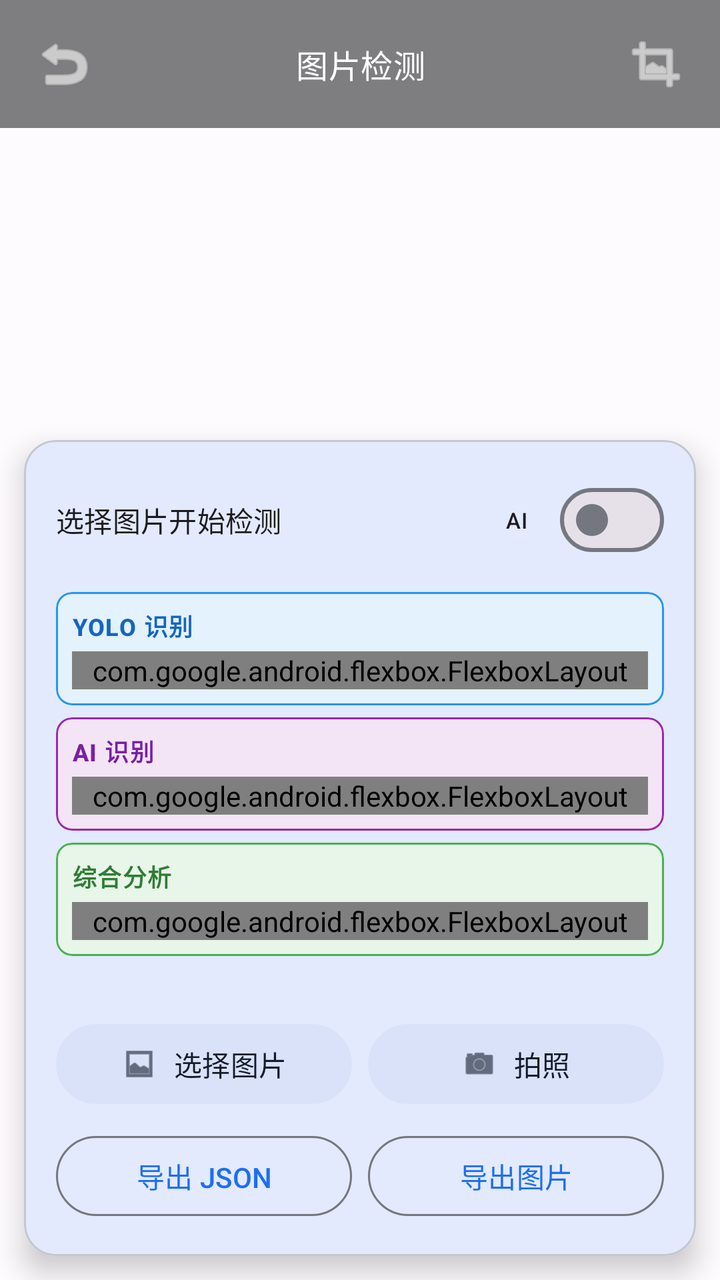
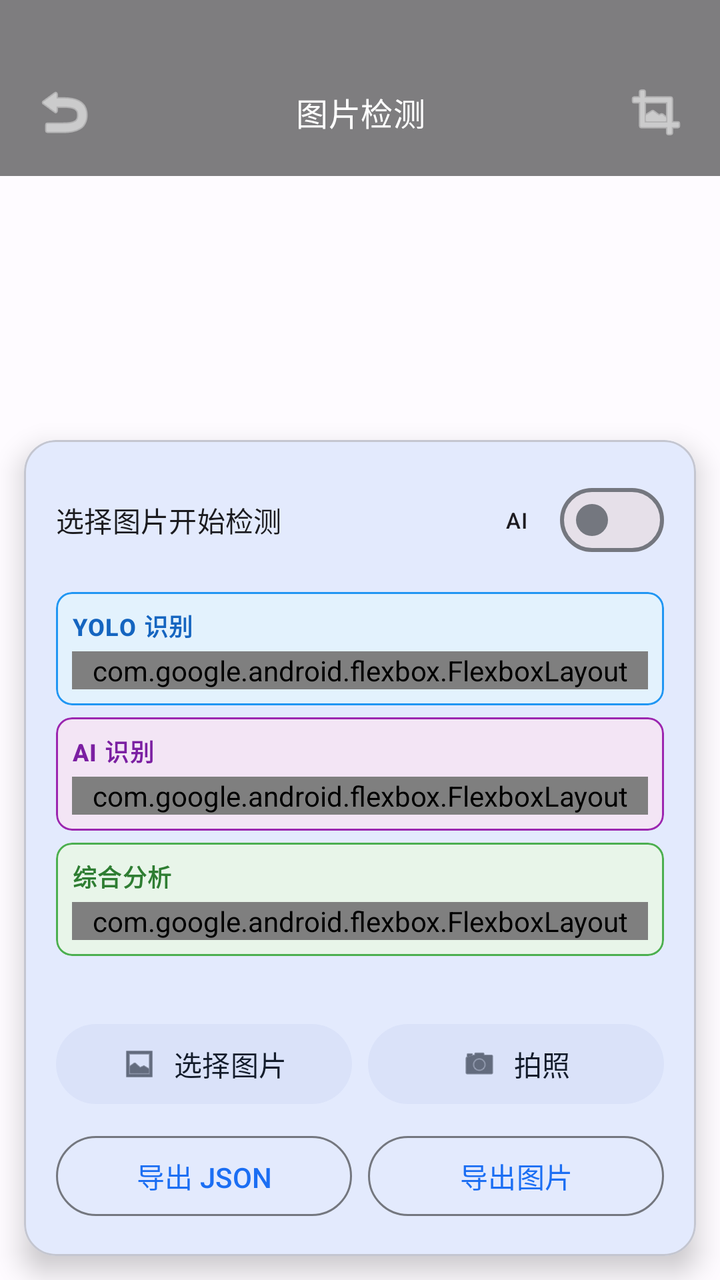

Before-and-after screenshots of an Android layout around one commit, followed by the original layout XML and the change that was made.
<!-- AndroidManifest.xml: application theme Theme.OpenIris -->
<!-- res/layout/activity_image_detect.xml -->
<?xml version="1.0" encoding="utf-8"?>
<FrameLayout xmlns:android="http://schemas.android.com/apk/res/android"
    xmlns:app="http://schemas.android.com/apk/res-auto"
    android:layout_width="match_parent"
    android:layout_height="match_parent"
    android:background="?attr/colorSurface">

    
    <ImageView
        android:id="@+id/imageView"
        android:layout_width="match_parent"
        android:layout_height="match_parent"
        android:scaleType="fitCenter"
        android:contentDescription="@string/detected_image" />

    
    <LinearLayout
        android:id="@+id/topToolbar"
        android:layout_width="match_parent"
        android:layout_height="wrap_content"
        android:orientation="horizontal"
        android:layout_gravity="top"
        android:padding="12dp"
        android:background="#80000000"
        android:gravity="center_vertical">

        
        <ImageButton
            android:id="@+id/buttonBack"
            android:layout_width="40dp"
            android:layout_height="40dp"
            android:src="@android:drawable/ic_menu_revert"
            android:background="?attr/selectableItemBackgroundBorderless"
            android:contentDescription="返回"
            app:tint="@android:color/white" />

        
        <com.google.android.material.textview.MaterialTextView
            android:layout_width="0dp"
            android:layout_height="wrap_content"
            android:layout_weight="1"
            android:text="图片检测"
            android:textColor="@android:color/white"
            android:textAppearance="?attr/textAppearanceTitleMedium"
            android:gravity="center" />

        
        <ImageButton
            android:id="@+id/buttonFullscreen"
            android:layout_width="40dp"
            android:layout_height="40dp"
            android:src="@android:drawable/ic_menu_crop"
            android:background="?attr/selectableItemBackgroundBorderless"
            android:contentDescription="全屏"
            app:tint="@android:color/white" />
    </LinearLayout>

    
    <com.google.android.material.card.MaterialCardView
        android:id="@+id/bottomPanel"
        android:layout_width="match_parent"
        android:layout_height="wrap_content"
        android:layout_gravity="bottom"
        app:cardCornerRadius="16dp"
        app:cardElevation="8dp"
        android:layout_margin="12dp">

        <LinearLayout
            android:layout_width="match_parent"
            android:layout_height="wrap_content"
            android:orientation="vertical"
            android:padding="16dp">

            
            <LinearLayout
                android:layout_width="match_parent"
                android:layout_height="wrap_content"
                android:orientation="horizontal"
                android:gravity="center_vertical"
                android:layout_marginBottom="12dp">

                <com.google.android.material.textview.MaterialTextView
                    android:id="@+id/textStatus"
                    android:layout_width="0dp"
                    android:layout_height="wrap_content"
                    android:layout_weight="1"
                    android:text="选择图片开始检测"
                    android:textAppearance="?attr/textAppearanceTitleSmall"
                    android:textColor="?attr/colorOnSurface" />

                
                <com.google.android.material.materialswitch.MaterialSwitch
                    android:id="@+id/switchAi"
                    android:layout_width="wrap_content"
                    android:layout_height="wrap_content"
                    android:text="AI"
                    android:textAppearance="?attr/textAppearanceLabelSmall" />
            </LinearLayout>

            
            <ScrollView
                android:id="@+id/scrollViewResults"
                android:layout_width="match_parent"
                android:layout_height="200dp"
                android:layout_marginBottom="12dp">

                <LinearLayout
                    android:layout_width="match_parent"
                    android:layout_height="wrap_content"
                    android:orientation="vertical">

                    
                    <com.google.android.material.card.MaterialCardView
                        android:id="@+id/cardYolo"
                        android:layout_width="match_parent"
                        android:layout_height="wrap_content"
                        android:layout_marginBottom="6dp"
                        app:cardCornerRadius="8dp"
                        app:cardElevation="0dp"
                        app:strokeWidth="1dp"
                        app:strokeColor="#2196F3"
                        app:cardBackgroundColor="#E3F2FD">

                        <LinearLayout
                            android:layout_width="match_parent"
                            android:layout_height="wrap_content"
                            android:orientation="vertical"
                            android:padding="8dp">

                            <com.google.android.material.textview.MaterialTextView
                                android:layout_width="wrap_content"
                                android:layout_height="wrap_content"
                                android:text="YOLO 识别"
                                android:textAppearance="?attr/textAppearanceLabelMedium"
                                android:textStyle="bold"
                                android:textColor="#1565C0"
                                android:layout_marginBottom="4dp" />

                            <com.google.android.flexbox.FlexboxLayout
                                android:id="@+id/flexboxYolo"
                                android:layout_width="match_parent"
                                android:layout_height="wrap_content"
                                app:flexWrap="wrap"
                                app:justifyContent="flex_start" />
                        </LinearLayout>
                    </com.google.android.material.card.MaterialCardView>

                    
                    <com.google.android.material.card.MaterialCardView
                        android:id="@+id/cardAi"
                        android:layout_width="match_parent"
                        android:layout_height="wrap_content"
                        android:layout_marginBottom="6dp"
                        app:cardCornerRadius="8dp"
                        app:cardElevation="0dp"
                        app:strokeWidth="1dp"
                        app:strokeColor="#9C27B0"
                        app:cardBackgroundColor="#F3E5F5">

                        <LinearLayout
                            android:layout_width="match_parent"
                            android:layout_height="wrap_content"
                            android:orientation="vertical"
                            android:padding="8dp">

                            <com.google.android.material.textview.MaterialTextView
                                android:layout_width="wrap_content"
                                android:layout_height="wrap_content"
                                android:text="AI 识别"
                                android:textAppearance="?attr/textAppearanceLabelMedium"
                                android:textStyle="bold"
                                android:textColor="#7B1FA2"
                                android:layout_marginBottom="4dp" />

                            <com.google.android.flexbox.FlexboxLayout
                                android:id="@+id/flexboxAi"
                                android:layout_width="match_parent"
                                android:layout_height="wrap_content"
                                app:flexWrap="wrap"
                                app:justifyContent="flex_start" />
                        </LinearLayout>
                    </com.google.android.material.card.MaterialCardView>

                    
                    <com.google.android.material.card.MaterialCardView
                        android:id="@+id/cardCombined"
                        android:layout_width="match_parent"
                        android:layout_height="wrap_content"
                        app:cardCornerRadius="8dp"
                        app:cardElevation="0dp"
                        app:strokeWidth="1dp"
                        app:strokeColor="#4CAF50"
                        app:cardBackgroundColor="#E8F5E9">

                        <LinearLayout
                            android:layout_width="match_parent"
                            android:layout_height="wrap_content"
                            android:orientation="vertical"
                            android:padding="8dp">

                            <com.google.android.material.textview.MaterialTextView
                                android:layout_width="wrap_content"
                                android:layout_height="wrap_content"
                                android:text="综合分析"
                                android:textAppearance="?attr/textAppearanceLabelMedium"
                                android:textStyle="bold"
                                android:textColor="#2E7D32"
                                android:layout_marginBottom="4dp" />

                            <com.google.android.flexbox.FlexboxLayout
                                android:id="@+id/flexboxCombined"
                                android:layout_width="match_parent"
                                android:layout_height="wrap_content"
                                app:flexWrap="wrap"
                                app:justifyContent="flex_start" />
                        </LinearLayout>
                    </com.google.android.material.card.MaterialCardView>
                </LinearLayout>
            </ScrollView>

            
            <LinearLayout
                android:layout_width="match_parent"
                android:layout_height="wrap_content"
                android:orientation="horizontal">

                <com.google.android.material.button.MaterialButton
                    android:id="@+id/buttonSelectImage"
                    android:layout_width="0dp"
                    android:layout_height="wrap_content"
                    android:layout_weight="1"
                    android:text="选择图片"
                    app:icon="@android:drawable/ic_menu_gallery"
                    app:iconGravity="textStart"
                    android:layout_marginEnd="4dp"
                    style="@style/Widget.Material3.Button.TonalButton" />

                <com.google.android.material.button.MaterialButton
                    android:id="@+id/buttonTakePhoto"
                    android:layout_width="0dp"
                    android:layout_height="wrap_content"
                    android:layout_weight="1"
                    android:text="拍照"
                    app:icon="@android:drawable/ic_menu_camera"
                    app:iconGravity="textStart"
                    android:layout_marginStart="4dp"
                    style="@style/Widget.Material3.Button.TonalButton" />
            </LinearLayout>

            
            <LinearLayout
                android:layout_width="match_parent"
                android:layout_height="wrap_content"
                android:orientation="horizontal"
                android:layout_marginTop="8dp">

                <com.google.android.material.button.MaterialButton
                    android:id="@+id/buttonExportJson"
                    android:layout_width="0dp"
                    android:layout_height="wrap_content"
                    android:layout_weight="1"
                    android:text="@string/export_json"
                    android:layout_marginEnd="4dp"
                    style="@style/Widget.Material3.Button.OutlinedButton" />

                <com.google.android.material.button.MaterialButton
                    android:id="@+id/buttonExportImage"
                    android:layout_width="0dp"
                    android:layout_height="wrap_content"
                    android:layout_weight="1"
                    android:text="@string/export_image"
                    android:layout_marginStart="4dp"
                    style="@style/Widget.Material3.Button.OutlinedButton" />
            </LinearLayout>
        </LinearLayout>
    </com.google.android.material.card.MaterialCardView>
</FrameLayout>
<!-- resources referenced by this layout -->
<resources>
  <string name="detected_image">检测图片</string>
  <string name="export_image">导出图片</string>
  <string name="export_json">导出 JSON</string>
  <style name="Theme.OpenIris" parent="Theme.Material3.Light.NoActionBar">
          
          <item name="colorPrimary">@color/md_theme_primary</item>
          <item name="colorOnPrimary">@color/md_theme_onPrimary</item>
          <item name="colorPrimaryContainer">@color/md_theme_primaryContainer</item>
          <item name="colorOnPrimaryContainer">@color/md_theme_onPrimaryContainer</item>
          
          
          <item name="colorSecondary">@color/md_theme_secondary</item>
          <item name="colorOnSecondary">@color/md_theme_onSecondary</item>
          <item name="colorSecondaryContainer">@color/md_theme_secondaryContainer</item>
          <item name="colorOnSecondaryContainer">@color/md_theme_onSecondaryContainer</item>
          
          
          <item name="colorTertiary">@color/md_theme_tertiary</item>
          <item name="colorOnTertiary">@color/md_theme_onTertiary</item>
          <item name="colorTertiaryContainer">@color/md_theme_tertiaryContainer</item>
          <item name="colorOnTertiaryContainer">@color/md_theme_onTertiaryContainer</item>
          
          
          <item name="colorError">@color/md_theme_error</item>
          <item name="colorOnError">@color/md_theme_onError</item>
          <item name="colorErrorContainer">@color/md_theme_errorContainer</item>
          <item name="colorOnErrorContainer">@color/md_theme_onErrorContainer</item>
          
          
          <item name="android:colorBackground">@color/md_theme_background</item>
          <item name="colorOnBackground">@color/md_theme_onBackground</item>
          <item name="colorSurface">@color/md_theme_surface</item>
          <item name="colorOnSurface">@color/md_theme_onSurface</item>
          <item name="colorSurfaceVariant">@color/md_theme_surfaceVariant</item>
          <item name="colorOnSurfaceVariant">@color/md_theme_onSurfaceVariant</item>
          
          
          <item name="colorOutline">@color/md_theme_outline</item>
          <item name="colorOutlineVariant">@color/md_theme_outlineVariant</item>
          
          
          <item name="android:statusBarColor">@android:color/transparent</item>
          <item name="android:navigationBarColor">@android:color/transparent</item>
          <item name="android:windowLightStatusBar">true</item>
          <item name="android:windowTranslucentStatus">false</item>
          <item name="android:windowTranslucentNavigation">false</item>
          
          
          <item name="android:windowLayoutInDisplayCutoutMode">shortEdges</item>
      </style>
  <color name="md_theme_primary">#1B6EF3</color>
  <color name="md_theme_onPrimary">#FFFFFF</color>
  <color name="md_theme_primaryContainer">#D8E2FF</color>
  <color name="md_theme_onPrimaryContainer">#001A41</color>
  <color name="md_theme_secondary">#565E71</color>
  <color name="md_theme_onSecondary">#FFFFFF</color>
  <color name="md_theme_secondaryContainer">#DAE2F9</color>
  <color name="md_theme_onSecondaryContainer">#131C2B</color>
  <color name="md_theme_tertiary">#6F5575</color>
  <color name="md_theme_onTertiary">#FFFFFF</color>
  <color name="md_theme_tertiaryContainer">#F9D8FE</color>
  <color name="md_theme_onTertiaryContainer">#28132F</color>
  <color name="md_theme_error">#BA1A1A</color>
  <color name="md_theme_onError">#FFFFFF</color>
  <color name="md_theme_errorContainer">#FFDAD6</color>
  <color name="md_theme_onErrorContainer">#410002</color>
  <color name="md_theme_background">#FEFBFF</color>
  <color name="md_theme_onBackground">#1B1B1F</color>
  <color name="md_theme_surface">#FEFBFF</color>
  <color name="md_theme_onSurface">#1B1B1F</color>
  <color name="md_theme_surfaceVariant">#E1E2EC</color>
  <color name="md_theme_onSurfaceVariant">#44474F</color>
  <color name="md_theme_outline">#74777F</color>
  <color name="md_theme_outlineVariant">#C4C6D0</color>
</resources>

<!-- the commit's change to res/layout/activity_image_detect.xml (unified diff, before → after) -->
@@ -20,7 +20,9 @@
         android:layout_height="wrap_content"
         android:orientation="horizontal"
         android:layout_gravity="top"
-        android:padding="12dp"
+        android:paddingHorizontal="12dp"
+        android:paddingTop="36dp"
+        android:paddingBottom="12dp"
         android:background="#80000000"
         android:gravity="center_vertical">
 
<!-- resource entries referenced after the edit -->
@@ -44,6 +44,7 @@
           <item name="android:statusBarColor">@android:color/transparent</item>
           <item name="android:navigationBarColor">@android:color/transparent</item>
           <item name="android:windowLightStatusBar">true</item>
+          <item name="android:windowLightNavigationBar">true</item>
           <item name="android:windowTranslucentStatus">false</item>
           <item name="android:windowTranslucentNavigation">false</item>
           
